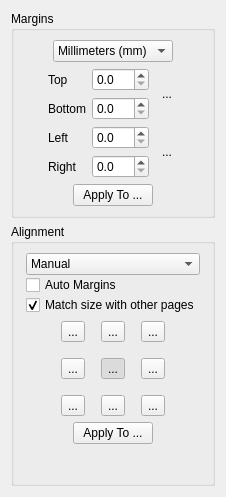
Above: filters/page_layout/ui/PageLayoutOptionsWidget.ui from 4lex4/scantailor-advanced before the change. Below: the same form after it.
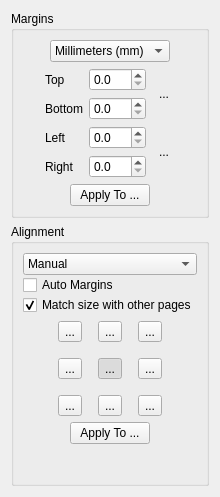
That is the form after the change. Icons and pictures are not drawn.

```diff
--- a/filters/page_layout/ui/PageLayoutOptionsWidget.ui
+++ b/filters/page_layout/ui/PageLayoutOptionsWidget.ui
@@ -6,7 +6,7 @@
    <rect>
     <x>0</x>
     <y>0</y>
-    <width>226</width>
+    <width>216</width>
     <height>497</height>
    </rect>
   </property>
@@ -269,11 +269,17 @@
    </item>
    <item>
     <widget class="QGroupBox" name="alignmentGroup">
+     <property name="sizePolicy">
+      <sizepolicy hsizetype="Preferred" vsizetype="Preferred">
+       <horstretch>0</horstretch>
+       <verstretch>0</verstretch>
+      </sizepolicy>
+     </property>
      <property name="title">
       <string>Alignment</string>
      </property>
-     <layout class="QGridLayout" name="gridLayout_3">
-      <item row="1" column="0">
+     <layout class="QVBoxLayout" name="verticalLayout_5">
+      <item>
        <layout class="QHBoxLayout" name="horizontalLayout_3">
         <property name="spacing">
          <number>0</number>
@@ -352,7 +358,7 @@
         </item>
        </layout>
       </item>
-      <item row="5" column="0">
+      <item>
        <layout class="QHBoxLayout" name="horizontalLayout_4">
         <item>
          <spacer name="horizontalSpacer_6">
@@ -599,7 +605,7 @@
         </item>
        </layout>
       </item>
-      <item row="6" column="0">
+      <item>
        <layout class="QHBoxLayout" name="horizontalLayout_6">
         <item>
          <spacer name="horizontalSpacer_11">
@@ -636,7 +642,7 @@
         </item>
        </layout>
       </item>
-      <item row="7" column="0">
+      <item>
        <spacer name="verticalSpacer">
         <property name="orientation">
          <enum>Qt::Vertical</enum>
```
